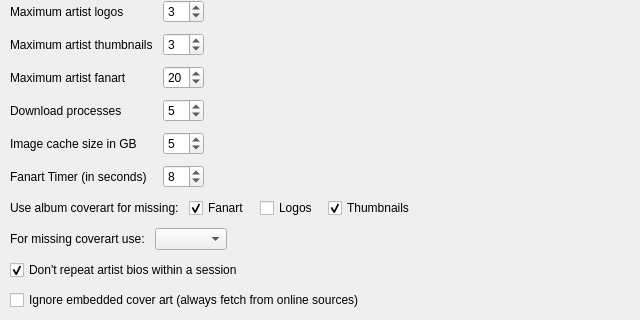
The window that nowplaying/resources/ui/artistextras.ui (whatsnowplaying/whats-now-playing) describes before a commit, drawn with Qt 5; both pictures show x 0 to 640 and y 155 to 475 of the 640 by 475 pixel window.
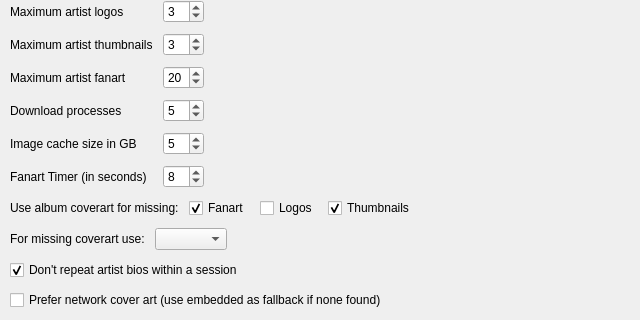
The same window after the commit.

Diff of the .ui file:
```diff
--- a/nowplaying/resources/ui/artistextras.ui
+++ b/nowplaying/resources/ui/artistextras.ui
@@ -409,7 +409,7 @@
    <item>
     <widget class="QCheckBox" name="ignoreembeddedart_checkbox">
      <property name="text">
-      <string>Ignore embedded cover art (always fetch from online sources)</string>
+      <string>Prefer network cover art (use embedded as fallback if none found)</string>
      </property>
      <property name="checked">
       <bool>false</bool>
```
Left out of the diff: 4 changed lines with no effect on the pictures.
